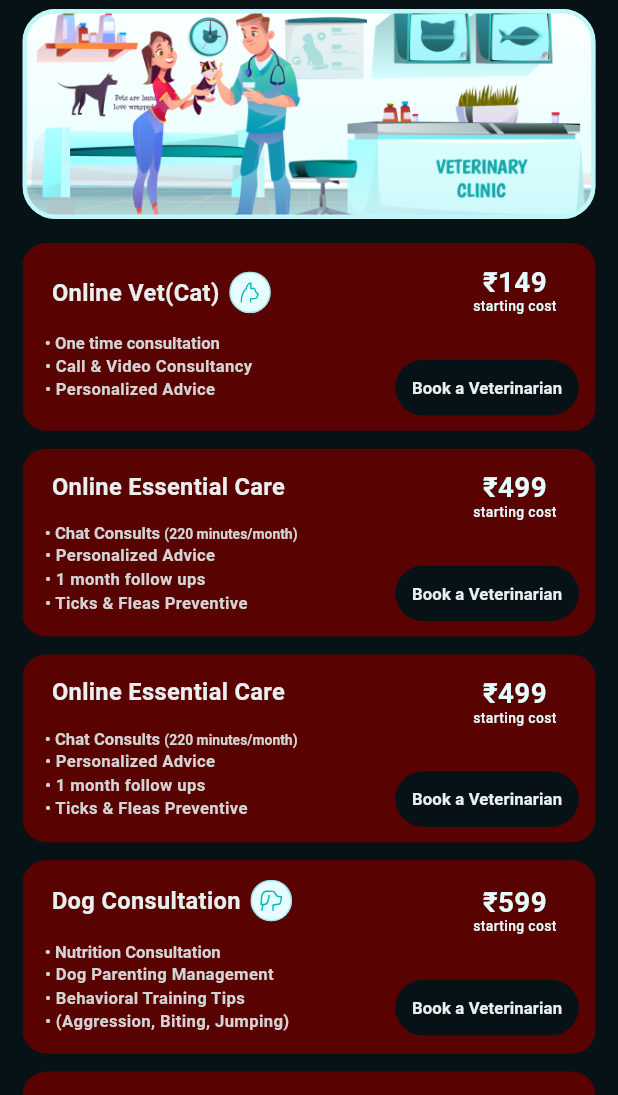
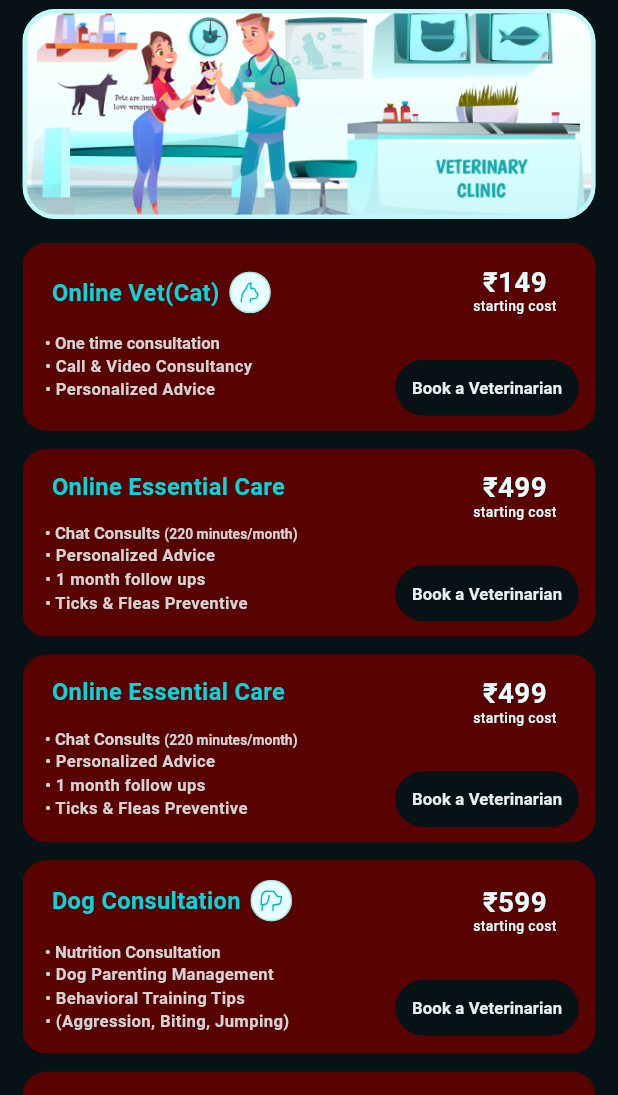
Before and after one commit to hajul-dhanish/furever, a Flutter app: the Home screen opened directly, item 3 of the bottom bar chosen, on a phone screen of 412 x 824 dp, the part 141-1236 px from its top. Run offline on Flutter 3.47's test engine with Material 3 defaults, Android fonts, the phone set to English and light mode, and no system bars; our stand-ins replace flutter_svg, gap; Roboto replaces fonts that are missing (Poppins).

Commit message:
cosmetic fix

```diff
--- a/lib/widgets/vet_card.dart
+++ b/lib/widgets/vet_card.dart
@@ -34,7 +34,7 @@ class VetCard extends StatelessWidget {
                       Text(
                         vetItem.title,
                         style: TextStyle(
-                            color: Styles.whiteColor,
+                            color: Styles.highlightColor,
                             fontWeight: FontWeight.bold,
                             fontSize: 17),
                       ),
```
